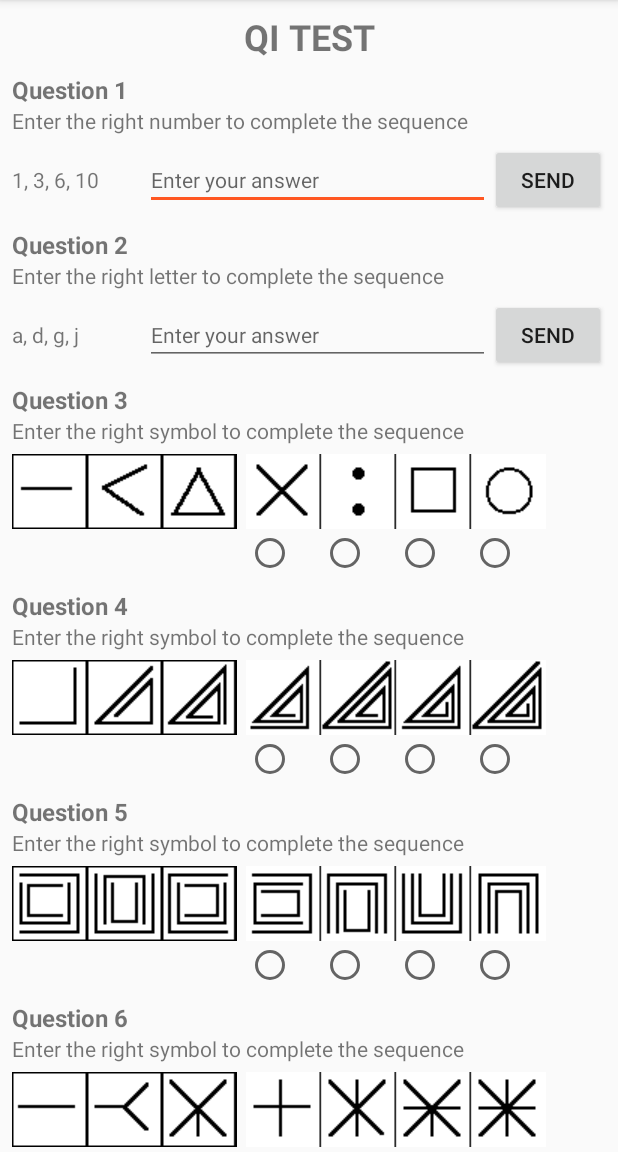
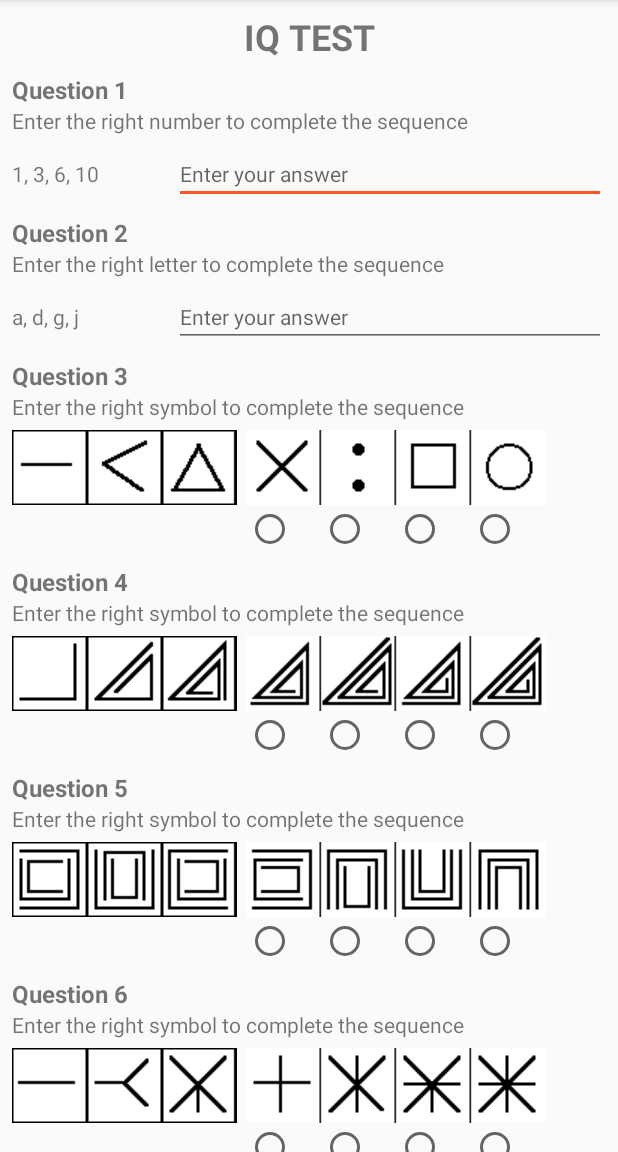
Before and after one commit to giacomociotola/Quiz, an Android app: the screen it shows after launch (MainActivity), on a phone screen of 412 x 824 dp, the part 84-1236 px from its top. Run offline under Robolectric (Android 15) with nearby library versions, the phone set to English and light mode, and no system bars.

Commit message:
Eliminati pulsanti Invio; Gestiti textview da result; inseriti controlli sulle checkbox con listener e CompoundButton; inserite le descrizioni dei tag;

```diff
--- a/app/src/main/res/layout/activity_main.xml
+++ b/app/src/main/res/layout/activity_main.xml
@@ -1,6 +1,5 @@
 <?xml version="1.0" encoding="utf-8"?>
 <ScrollView xmlns:android="http://schemas.android.com/apk/res/android"
-    xmlns:app="http://schemas.android.com/apk/res-auto"
     xmlns:tools="http://schemas.android.com/tools"
     android:layout_width="match_parent"
     android:layout_height="match_parent"
@@ -8,11 +7,12 @@
 
     <LinearLayout
         android:layout_width="match_parent"
-        android:layout_height="match_parent"
+        android:layout_height="wrap_content"
         android:layout_margin="8dp"
         android:orientation="vertical">
 
         <TextView
+            android:id="@+id/test_iq"
             android:layout_width="match_parent"
             android:layout_height="wrap_content"
             android:gravity="center_horizontal"
@@ -53,19 +53,11 @@
                 android:layout_width="0dp"
                 android:layout_height="wrap_content"
                 android:layout_marginLeft="12dp"
+                android:layout_marginStart="12dp"
                 android:layout_weight="6"
                 android:hint="@string/hint_1"
                 android:inputType="number"
                 android:textSize="14sp" />
-
-            <Button
-                android:id="@+id/send1"
-                android:layout_width="0dp"
-                android:layout_height="wrap_content"
-                android:layout_weight="2"
-                android:textAllCaps="true"
-                android:text="@string/send1"
-                android:onClick="sendAnswer1"/>
 
         </LinearLayout>
 
@@ -105,15 +97,8 @@
                 android:layout_weight="6"
                 android:hint="@string/hint_2"
                 android:layout_marginLeft="12dp"
+                android:layout_marginStart="12dp"
                 android:textSize="14sp" />
-            <Button
-                android:id="@+id/send2"
-                android:layout_width="0dp"
-                android:layout_height="wrap_content"
-                android:layout_weight="2"
-                android:textAllCaps="true"
-                android:text="@string/send2"
-                android:onClick="sendAnswer2"/>
 
         </LinearLayout>
 
@@ -140,17 +125,20 @@
             <ImageView
                 android:layout_width="wrap_content"
                 android:layout_height="wrap_content"
+                android:contentDescription="@string/quiz3"
                 android:src="@drawable/q3img" />
 
             <LinearLayout
                 android:layout_width="wrap_content"
                 android:layout_height="wrap_content"
                 android:layout_marginLeft="6dp"
+                android:layout_marginStart="6dp"
                 android:orientation="vertical">
 
                 <ImageView
                     android:layout_width="wrap_content"
                     android:layout_height="wrap_content"
+                    android:contentDescription="@string/answ3"
                     android:src="@drawable/a3" />
 
                 <RadioGroup
@@ -215,17 +203,20 @@
             <ImageView
                 android:layout_width="wrap_content"
                 android:layout_height="wrap_content"
+                android:contentDescription="@string/quiz4"
                 android:src="@drawable/q4img" />
 
             <LinearLayout
                 android:layout_width="wrap_content"
                 android:layout_height="wrap_content"
                 android:layout_marginLeft="6dp"
+                android:layout_marginStart="6dp"
                 android:orientation="vertical">
 
                 <ImageView
                     android:layout_width="wrap_content"
                     android:layout_height="wrap_content"
+                    android:contentDescription="@string/answ4"
                     android:src="@drawable/a4" />
 
                 <RadioGroup
@@ -292,17 +283,20 @@
             <ImageView
                 android:layout_width="wrap_content"
                 android:layout_height="wrap_content"
+                android:contentDescription="@string/quiz5"
                 android:src="@drawable/q5img" />
 
             <LinearLayout
                 android:layout_width="wrap_content"
                 android:layout_height="wrap_content"
                 android:layout_marginLeft="6dp"
+                android:layout_marginStart="6dp"
                 android:orientation="vertical">
 
                 <ImageView
                     android:layout_width="wrap_content"
                     android:layout_height="wrap_content"
+                    android:contentDescription="@string/answ5"
                     android:src="@drawable/a5" />
 
                 <RadioGroup
@@ -369,17 +363,20 @@
             <ImageView
                 android:layout_width="wrap_content"
                 android:layout_height="wrap_content"
+                android:contentDescription="@string/quiz6"
                 android:src="@drawable/q6img" />
 
             <LinearLayout
                 android:layout_width="wrap_content"
                 android:layout_height="wrap_content"
                 android:layout_marginLeft="6dp"
+                android:layout_marginStart="6dp"
                 android:orientation="vertical">
 
                 <ImageView
                     android:layout_width="wrap_content"
                     android:layout_height="wrap_content"
+                    android:contentDescription="@string/answ6"
                     android:src="@drawable/a6" />
 
                 <RadioGroup
@@ -446,17 +443,20 @@
             <ImageView
                 android:layout_width="wrap_content"
                 android:layout_height="wrap_content"
+                android:contentDescription="@string/quiz7"
                 android:src="@drawable/q7img" />
 
             <LinearLayout
                 android:layout_width="wrap_content"
                 android:layout_height="wrap_content"
                 android:layout_marginLeft="6dp"
+                android:layout_marginStart="6dp"
                 android:orientation="vertical">
 
                 <ImageView
                     android:layout_width="wrap_content"
                     android:layout_height="wrap_content"
+                    android:contentDescription="@string/answ7"
                     android:src="@drawable/a7" />
 
                 <RadioGroup
@@ -523,17 +523,20 @@
             <ImageView
                 android:layout_width="150dp"
                 android:layout_height="wrap_content"
+                android:contentDescription="@string/quiz8"
                 android:src="@drawable/q8img" />
 
             <LinearLayout
                 android:layout_width="wrap_content"
                 android:layout_height="wrap_content"
                 android:layout_marginLeft="6dp"
+                android:layout_marginStart="6dp"
                 android:orientation="vertical">
 
                 <ImageView
                     android:layout_width="170dp"
                     android:layout_height="wrap_content"
+                    android:contentDescription="@string/answ8"
                     android:src="@drawable/a8" />
 
                 <LinearLayout
@@ -545,36 +548,31 @@
                         android:id="@+id/check_81"
                         android:layout_width="0dp"
                         android:layout_height="wrap_content"
-                        android:layout_weight="1"
-                        android:onClick="onCheckBox8_clicked"/>
+                        android:layout_weight="1" />
 
                     <CheckBox
                         android:id="@+id/check_82"
                         android:layout_width="0dp"
                         android:layout_height="wrap_content"
-                        android:layout_weight="1"
-                        android:onClick="onCheckBox8_clicked"/>
+                        android:layout_weight="1" />
 
                     <CheckBox
                         android:id="@+id/check_83"
                         android:layout_width="0dp"
                         android:layout_height="wrap_content"
-                        android:layout_weight="1"
-                        android:onClick="onCheckBox8_clicked"/>
+                        android:layout_weight="1" />
 
                     <CheckBox
                         android:id="@+id/check_84"
                         android:layout_width="0dp"
                         android:layout_height="wrap_content"
-                        android:layout_weight="1"
-                        android:onClick="onCheckBox8_clicked"/>
+                        android:layout_weight="1" />
 
                     <CheckBox
                         android:id="@+id/check_85"
                         android:layout_width="0dp"
                         android:layout_height="wrap_content"
-                        android:layout_weight="1"
-                        android:onClick="onCheckBox8_clicked"/>
+                        android:layout_weight="1" />
 
                 </LinearLayout>
 
@@ -606,17 +604,20 @@
             <ImageView
                 android:layout_width="150dp"
                 android:layout_height="wrap_content"
+                android:contentDescription="@string/quiz9"
                 android:src="@drawable/q9img" />
 
             <LinearLayout
                 android:layout_width="wrap_content"
                 android:layout_height="wrap_content"
                 android:layout_marginLeft="6dp"
+                android:layout_marginStart="6dp"
                 android:orientation="vertical">
 
                 <ImageView
                     android:layout_width="170dp"
                     android:layout_height="wrap_content"
+                    android:contentDescription="@string/answ9"
                     android:src="@drawable/a9" />
 
                 <LinearLayout
@@ -628,36 +629,31 @@
                         android:id="@+id/check_91"
                         android:layout_width="0dp"
                         android:layout_height="wrap_content"
-                        android:layout_weight="1"
-                        android:onClick="onCheckBox9_clicked" />
+                        android:layout_weight="1" />
 
                     <CheckBox
                         android:id="@+id/check_92"
                         android:layout_width="0dp"
                         android:layout_height="wrap_content"
-                        android:layout_weight="1"
-                        android:onClick="onCheckBox9_clicked" />
+                        android:layout_weight="1" />
 
                     <CheckBox
                         android:id="@+id/check_93"
                         android:layout_width="0dp"
                         android:layout_height="wrap_content"
-                        android:layout_weight="1"
-                        android:onClick="onCheckBox9_clicked" />
+                        android:layout_weight="1" />
 
                     <CheckBox
                         android:id="@+id/check_94"
                         android:layout_width="0dp"
                         android:layout_height="wrap_content"
-                        android:layout_weight="1"
-                        android:onClick="onCheckBox9_clicked" />
+                        android:layout_weight="1" />
 
                     <CheckBox
                         android:id="@+id/check_95"
                         android:layout_width="0dp"
                         android:layout_height="wrap_content"
-                        android:layout_weight="1"
-                        android:onClick="onCheckBox9_clicked" />
+                        android:layout_weight="1" />
 
                 </LinearLayout>
 
@@ -688,17 +684,20 @@
             <ImageView
                 android:layout_width="wrap_content"
                 android:layout_height="wrap_content"
+                android:contentDescription="@string/quiz10"
                 android:src="@drawable/q10img" />
 
             <LinearLayout
                 android:layout_width="match_parent"
                 android:layout_height="wrap_content"
                 android:layout_marginLeft="6dp"
+                android:layout_marginStart="6dp"
                 android:orientation="vertical">
 
                 <ImageView
                     android:layout_width="wrap_content"
                     android:layout_height="wrap_content"
+                    android:contentDescription="@string/answ10"
                     android:layout_gravity="center_horizontal"
                     android:src="@drawable/a10" />
 
@@ -714,7 +713,7 @@
                         android:layout_width="0dp"
                         android:layout_height="wrap_content"
                         android:layout_weight="1"
-                        android:text="a"
+                        android:text="@string/a"
                         android:onClick="radioQ10" />
 
                     <RadioButton
@@ -722,7 +721,7 @@
                         android:layout_width="0dp"
                         android:layout_height="wrap_content"
                         android:layout_weight="1"
-                        android:text="b"
+                        android:text="@string/b"
                         android:onClick="radioQ10" />
 
                     <RadioButton
@@ -730,7 +729,7 @@
                         android:layout_width="0dp"
                         android:layout_height="wrap_content"
                         android:layout_weight="1"
-                        android:text="c"
+                        android:text="@string/c"
                         android:onClick="radioQ10" />
 
                     <RadioButton
@@ -738,7 +737,7 @@
                         android:layout_width="0dp"
                         android:layout_height="wrap_content"
                         android:layout_weight="1"
-                        android:text="d"
+                        android:text="@string/d"
                         android:onClick="radioQ10" />
 
 
@@ -753,7 +752,7 @@
             android:layout_height="wrap_content"
             android:layout_gravity="center_horizontal"
             android:layout_weight="1"
-            android:text="View Results"
+            android:text="@string/results"
             android:onClick="results"/>
 
         <TextView
--- a/app/src/main/res/values/strings.xml
+++ b/app/src/main/res/values/strings.xml
@@ -1,6 +1,6 @@
 <resources>
     <string name="app_name">Quiz</string>
-    <string name="title">QI Test</string>
+    <string name="title">IQ Test</string>
     <string name="question1">Question 1</string>
     <string name="question1text">Enter the right number to complete the sequence</string>
     <string name="text_1">1, 3, 6, 10 </string>
@@ -12,21 +12,46 @@
     <string name="hint_2">Enter your answer</string>
     <string name="send2">Send</string>
     <string name="question3">Question 3</string>
+    <string name="quiz3">Quiz 3 image</string>
+    <string name="answ3">Answer 3 image</string>
     <string name="question3text">Enter the right symbol to complete the sequence</string>
     <string name="question4">Question 4</string>
+    <string name="quiz4">Quiz 4 image</string>
+    <string name="answ4">Answer 4 image</string>
     <string name="question4text">Enter the right symbol to complete the sequence</string>
     <string name="question5">Question 5</string>
+    <string name="quiz5">Quiz 5 image</string>
+    <string name="answ5">Answer 5 image</string>
     <string name="question5text">Enter the right symbol to complete the sequence</string>
     <string name="question6">Question 6</string>
+    <string name="quiz6">Quiz 6 image</string>
+    <string name="answ6">Answer 6 image</string>
     <string name="question6text">Enter the right symbol to complete the sequence</string>
     <string name="question7">Question 7</string>
+    <string name="quiz7">Quiz 7 image</string>
+    <string name="answ7">Answer 7 image</string>
     <string name="question7text">Enter the right symbol to complete the sequence</string>
     <string name="question8">Question 8</string>
+    <string name="quiz8">Quiz 8 image</string>
+    <string name="answ8">Answer 8 image</string>
     <string name="question8text">In every analogy, 2 of the 4 elements are missing. Indicate 2 of the 5 symbols on the right (a, b, c, d, e) that have the same ratio as the 2 symbols shown on the left</string>
     <string name="question9">Question 9</string>
+    <string name="quiz9">Quiz 9 image</string>
+    <string name="answ9">Answer 9 image</string>
     <string name="question9text">In every analogy, 2 of the 4 elements are missing. Indicate 2 of the 5 symbols on the right (a, b, c, d, e) that have the same ratio as the 2 symbols shown on the left</string>
     <string name="question10">Question 10</string>
+    <string name="quiz10">Quiz 10 image</string>
+    <string name="answ10">Answer 10 image</string>
+    <string name="a" translatable="false">a</string>
+    <string name="b" translatable="false">b</string>
+    <string name="c" translatable="false">c</string>
+    <string name="d" translatable="false">d</string>
     <string name="question10text">Indicate between the symbols on the right (a, b, c, d) the one to be inserted in the empty space of the series on the left</string>
+    <string name="results">View Results</string>
+    <string name="finish">You\'ve finished the QI test.</string>
+    <string name="congrat">Congratulations!</string>
+    <string name="score">Your score is </string>
+    <string name="fraction" translatable="false">/100</string>
     <string name="restart">Restart Quiz</string>
 
 </resources>
```
Also changed, not shown: app/src/main/java/com/example/toki/quiz/MainActivity.java (+132 -132 lines), 1 other file.
